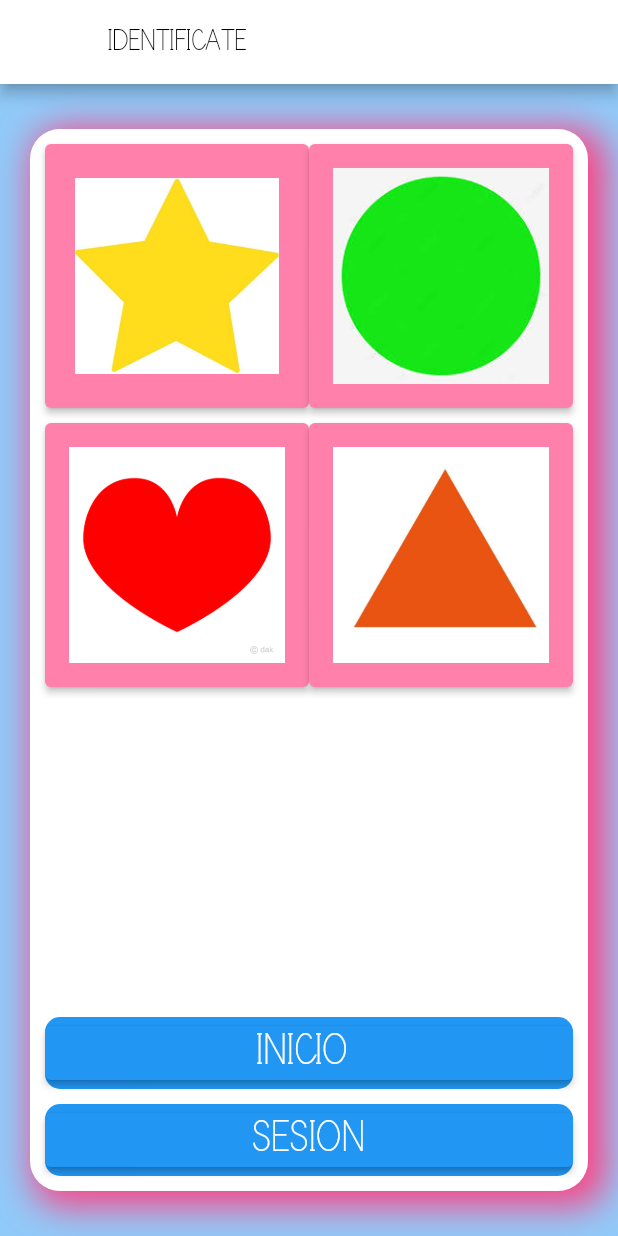
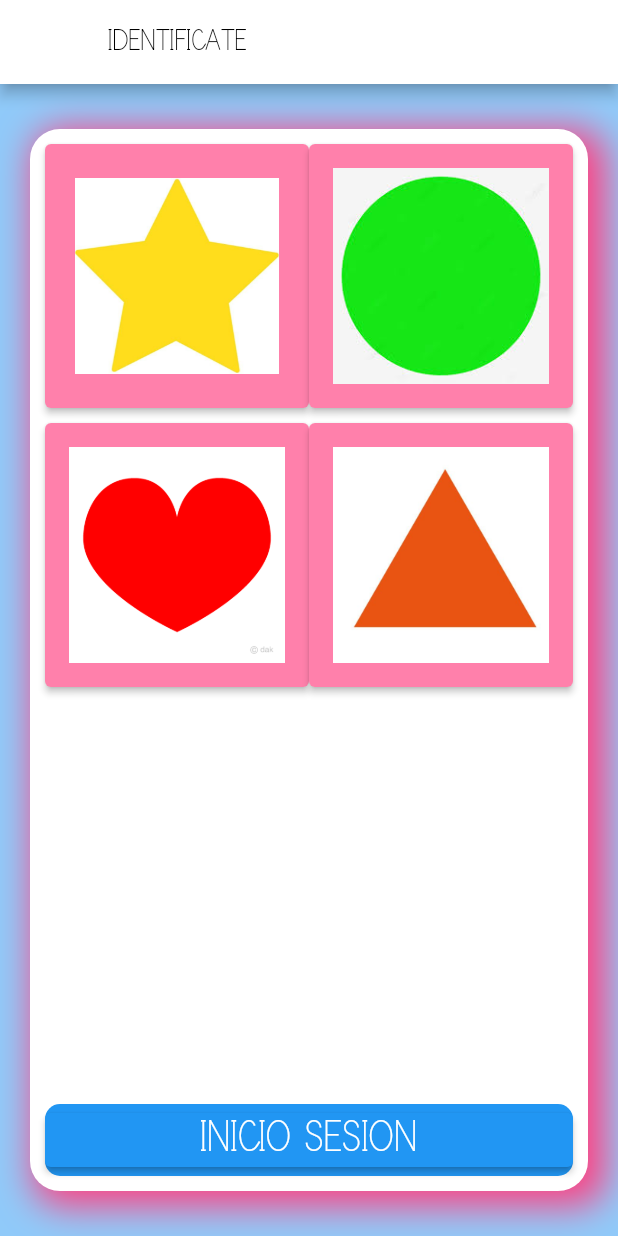
Before and after one commit to RubenGiC/FuncionalApp, a Flutter app: the screen it shows after launch, after a tap on "PICTOGRAMA", on a phone screen of 412 x 824 dp. Run offline on Flutter 3.47's test engine with Material 2 defaults, Android fonts, the phone set to English and light mode, and no system bars.

Commit message:
Cambiado a un solo boton login pictogramas

```diff
--- a/funcional_app/lib/LoginPicto.dart
+++ b/funcional_app/lib/LoginPicto.dart
@@ -101,25 +101,12 @@ class _loginPictoState extends State<loginPicto> {
                   ]),
             ),
             Container(
-              width: 500,
-              decoration: BoxDecoration(
-                  color: Colors.blue, borderRadius: BorderRadius.circular(10)),
-              child: ElevatedButton(
-                  child: Text("INICIO ",
-                      style: TextStyle(color: Colors.white, fontSize: 30)),
-                  onPressed: () {
-                    if (aux == contrasenia)
-                      Navigator.push(context,
-                          MaterialPageRoute(builder: (_) => perfilAlumno()));
-                  }),
-            ),
-            Container(
               margin: EdgeInsets.only(top: 10),
               width: 500,
               decoration: BoxDecoration(
                   color: Colors.blue, borderRadius: BorderRadius.circular(10)),
               child: ElevatedButton(
-                  child: Text("SESION",
+                  child: Text("INICIO SESION",
                       style: TextStyle(color: Colors.white, fontSize: 30)),
                   onPressed: () {
                     if (aux == contrasenia)
```
